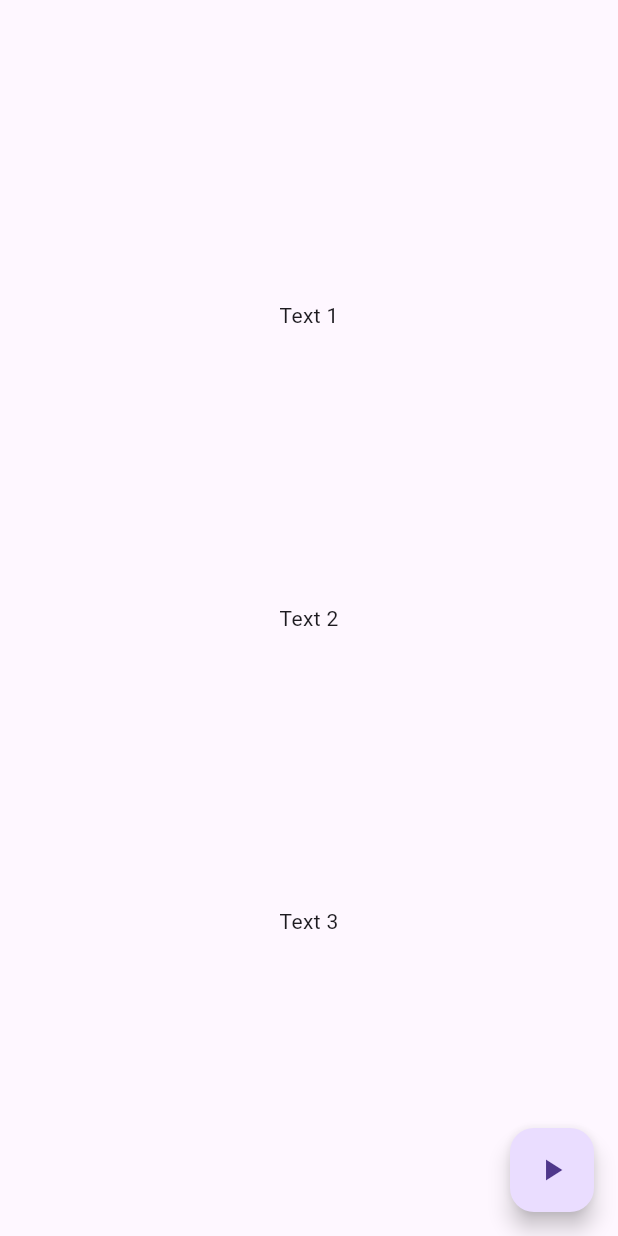
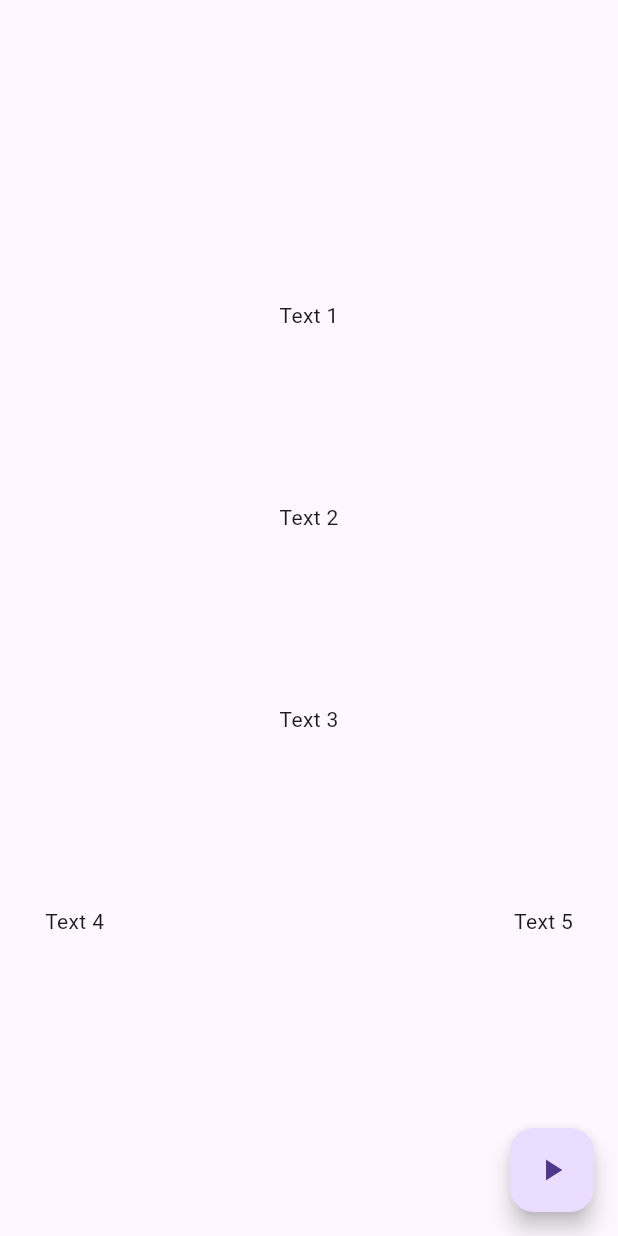
Before and after one commit to Vis-Mobility/flutter_tutorial_spotlight, a Flutter app: the screen it shows after launch, on a phone screen of 412 x 824 dp. Run offline on Flutter 3.47's test engine with Material 3 defaults, Android fonts, the phone set to English and light mode, and no system bars; our stand-ins replace smooth_page_indicator.

Commit message:
Update for horizontal positioning

```diff
--- a/lib/main.dart
+++ b/lib/main.dart
@@ -1,4 +1,5 @@
 import 'package:flutter/material.dart';
+import 'package:tutorial_spotlight/enums.dart';
 import 'package:tutorial_spotlight/spotlight_controller.dart';
 import 'package:tutorial_spotlight/spotlight_item.dart';
 import 'package:tutorial_spotlight/spotlight_holder.dart';
@@ -7,6 +8,8 @@ import 'package:tutorial_spotlight/spotlight_tooltip.dart';
 final GlobalKey _one = GlobalKey();
 final GlobalKey _two = GlobalKey();
 final GlobalKey _three = GlobalKey();
+final GlobalKey _four = GlobalKey();
+final GlobalKey _five = GlobalKey();
 final SpotlightController controller = SpotlightController();
 
 void main() {
@@ -70,13 +73,52 @@ class MainApp extends StatelessWidget {
                     ),
                     child: Text('Text 3'),
                   ),
+                  Row(
+                    mainAxisAlignment: MainAxisAlignment.spaceEvenly,
+                    children: [
+                      const SizedBox(width: 30),
+                      SpotlightItem(
+                        key: _four,
+                        config: SpotlightItemConfig(
+                          tooltip: (controller) => SpotlightTooltip(
+                              controller: controller,
+                              title: 'FOUR',
+                              description: 'description4',
+                              image: '',
+                              step: 4,
+                              totalSteps: 5),
+                          tooltipHorizontalPosition:
+                              SpotlightTooltipHorizontalPosition.alignLeft,
+                        ),
+                        child: Text('Text 4'),
+                      ),
+                      const Spacer(),
+                      SpotlightItem(
+                        key: _five,
+                        config: SpotlightItemConfig(
+                          tooltip: (controller) => SpotlightTooltip(
+                              controller: controller,
+                              title: 'FIVE',
+                              description: 'description5',
+                              image: '',
+                              step: 5,
+                              totalSteps: 5),
+                          tooltipHorizontalPosition:
+                              SpotlightTooltipHorizontalPosition.alignRight,
+                        ),
+                        child: Text('Text 5'),
+                      ),
+                      const SizedBox(width: 30),
+                    ],
+                  ),
                 ],
               ),
             ),
           ),
           floatingActionButton: FloatingActionButton(
             onPressed: () {
-              controller.start([_one, _two, _three]);
+              // controller.start([_one, _two, _three, _four, _five]);
+              controller.start([_three, _four, _five]);
             },
             child: const Icon(Icons.play_arrow),
           ),
--- a/lib/spotlight_item.dart
+++ b/lib/spotlight_item.dart
@@ -1,4 +1,5 @@
 import 'package:flutter/material.dart';
+import 'package:tutorial_spotlight/enums.dart';
 import 'package:tutorial_spotlight/spotlight_controller.dart';
 
 class SpotlightItem extends StatelessWidget {
@@ -22,13 +23,15 @@ class SpotlightItemConfig {
   final EdgeInsets? padding;
   final double? borderRadius;
   final SpotlightTooltipVerticalPosition tooltipVerticalPosition;
+  final SpotlightTooltipHorizontalPosition tooltipHorizontalPosition;
+  final double? tooltipHorizontalOffset;
 
   const SpotlightItemConfig({
     required this.tooltip,
     this.padding,
     this.borderRadius,
     this.tooltipVerticalPosition = SpotlightTooltipVerticalPosition.automatic,
+    this.tooltipHorizontalPosition = SpotlightTooltipHorizontalPosition.center,
+    this.tooltipHorizontalOffset,
   });
 }
-
-enum SpotlightTooltipVerticalPosition { top, bottom, automatic }
```
Also changed, not shown: lib/spotlight_holder.dart (+32 -77 lines).
